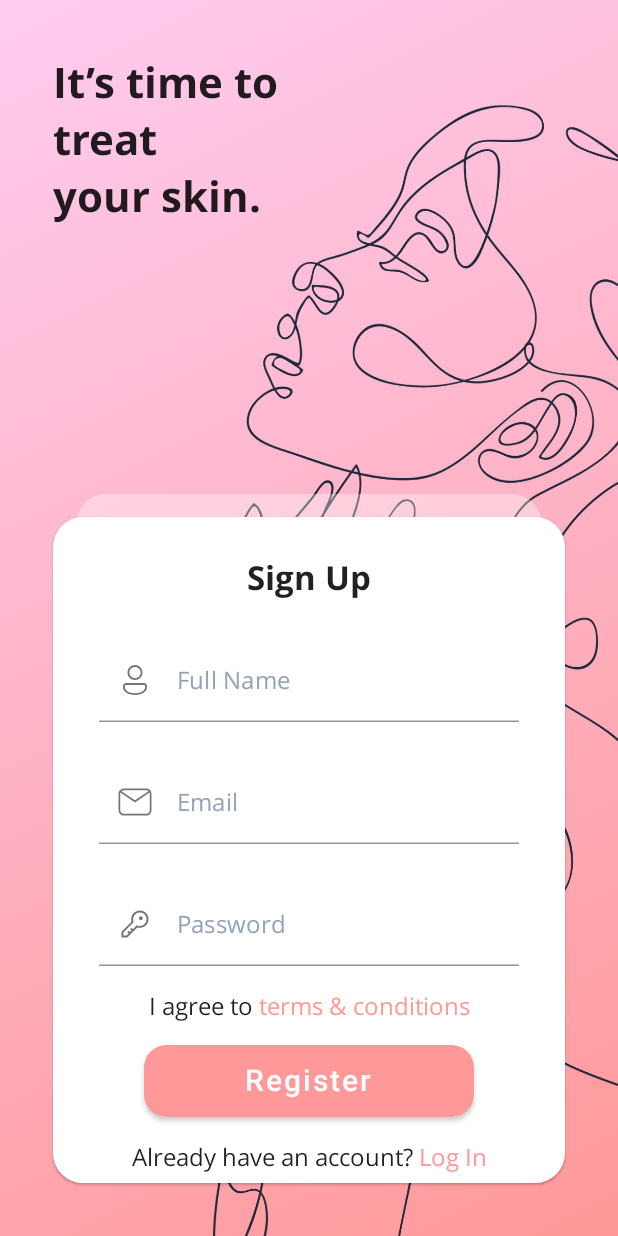
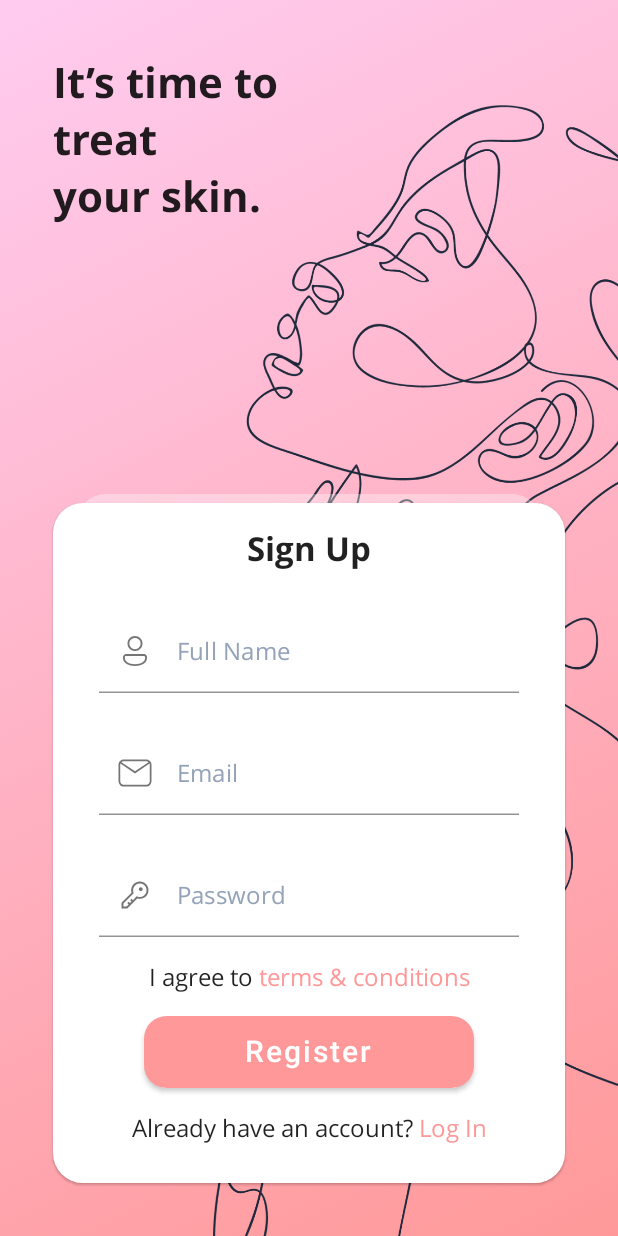
Before and after one commit to Guspascad420/skinfinity, an Android app built with Jetpack Compose: the SignUpPage screen opened through its navigation route, on a phone screen of 412 x 824 dp. Run offline under Robolectric (Android 15) with nearby library versions, the phone set to English and light mode, and no system bars; our stand-ins replace Firebase (no records; nobody signed in at launch, a user with empty details on screens opened directly).

Commit message:
yonathan_[MODIFY] Appearance the card in sign up page

```diff
--- a/app/src/main/java/com/example/skinfinity/ui/screens/SignUpPage.kt
+++ b/app/src/main/java/com/example/skinfinity/ui/screens/SignUpPage.kt
@@ -104,12 +104,12 @@ fun SignUpInput(
 ) {
     Card(
         modifier = Modifier
-            .size(width = 600.dp, height = 800.dp)
-            .padding(top = 15.dp),
+            .size(width = 600.dp, height = 1000.dp)
+            .padding(top = 6.dp),
         shape = RoundedCornerShape(20.dp)
     ) {
 
-        Column(Modifier.padding(top = 25.dp), horizontalAlignment = Alignment.CenterHorizontally) {
+        Column(Modifier.padding(top = 15.dp), horizontalAlignment = Alignment.CenterHorizontally) {
             Row {
                 Text(
                     "Sign Up",
```
Also changed, not shown: app/src/main/res/values/colors.xml (+18 -0 lines).
